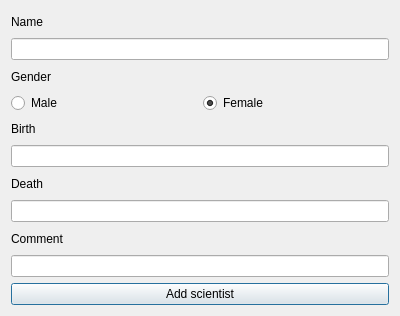
Above: addscientistdialog.ui from ManiSigt/Verklegt-nams before the change. Below: the same form after it.
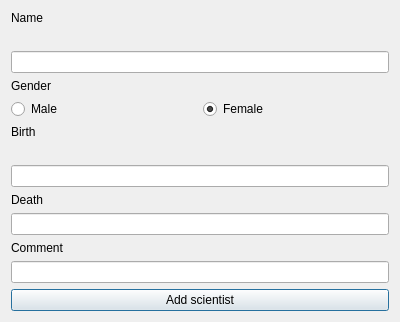
That is the form after the change.

Commit message: fleyri villutjekk fyrir addscientist

Diff of the .ui file:
```diff
--- a/addscientistdialog.ui
+++ b/addscientistdialog.ui
@@ -21,6 +21,13 @@
      </property>
     </widget>
    </item>
+   <item>
+    <widget class="QLabel" name="error_name">
+     <property name="text">
+      <string/>
+     </property>
+    </widget>
+   </item>
    <item>
     <widget class="QLineEdit" name="input_scientist_name"/>
    </item>
@@ -59,6 +66,13 @@
      </property>
     </widget>
    </item>
+   <item>
+    <widget class="QLabel" name="error_birth">
+     <property name="text">
+      <string/>
+     </property>
+    </widget>
+   </item>
    <item>
     <widget class="QLineEdit" name="input_scientist_birth"/>
    </item>
```
The commit also changes 1 other file.
